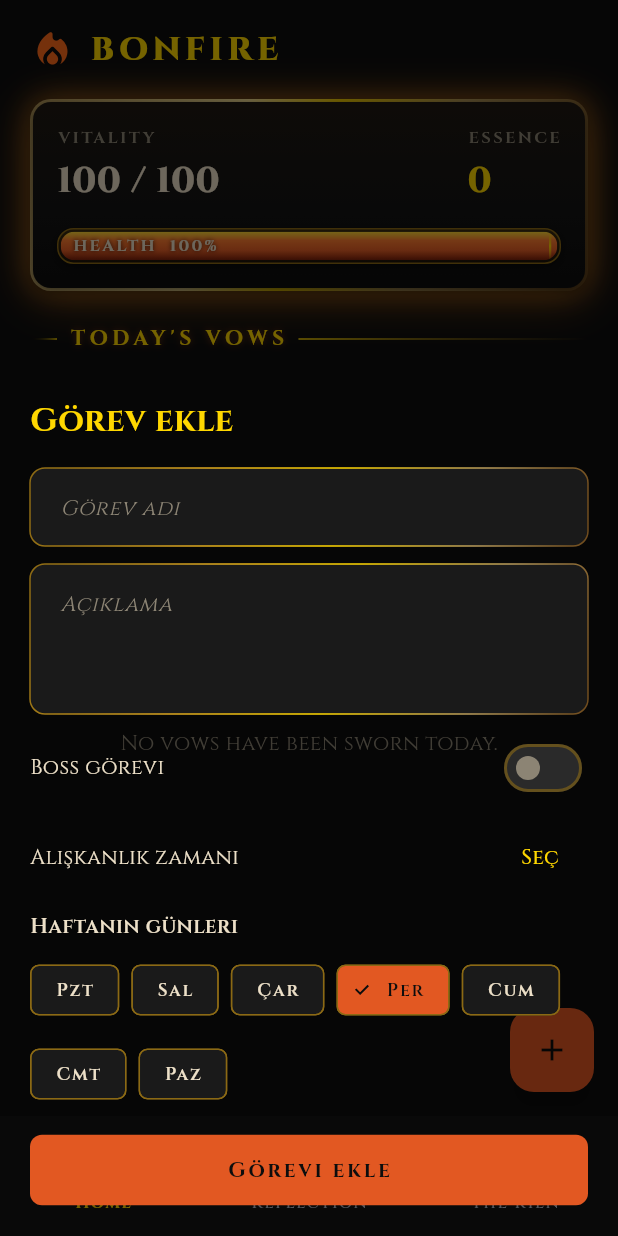
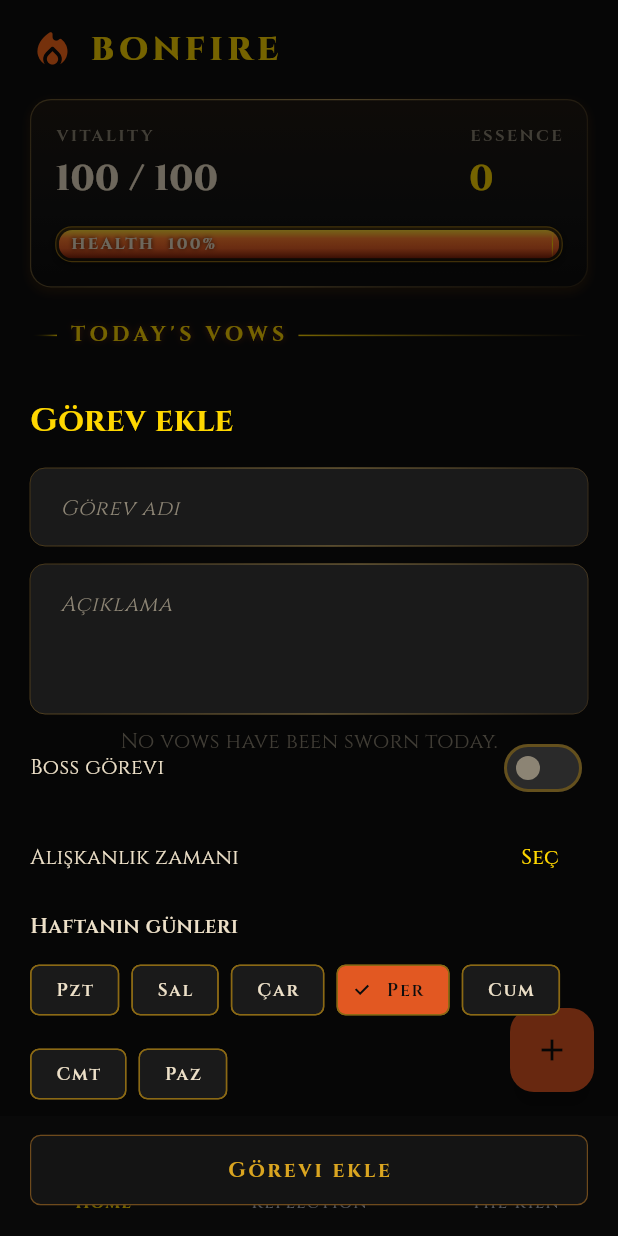
Before and after one commit to abdulkadirguntav/Bonfire, a Flutter app: the screen it shows after launch, after a tap on "Yolculuğa Başla", after a tap on the "add" icon, on a phone screen of 412 x 824 dp. Run offline on Flutter 3.47's test engine with Material 3 defaults, Android fonts, the phone set to English and light mode, and no system bars; our stand-ins replace flutter_riverpod, google_fonts, shared_preferences.

Commit message:
style: refine gothic UI hierarchy

```diff
--- a/lib/core/theme/gothic_theme.dart
+++ b/lib/core/theme/gothic_theme.dart
@@ -32,11 +32,11 @@ class GothicPalette {
     begin: Alignment.topLeft,
     end: Alignment.bottomRight,
     colors: [
+      Color(0xFF6E5A32),
+      Color(0xFF9D8650),
       Color(0xFFB89B5B),
-      Color(0xFFFFE89A),
-      Color(0xFFFFD700),
-      Color(0xFFB89B5B),
-      Color(0xFF6E4A1C),
+      Color(0xFF74603A),
+      Color(0xFF3F321D),
     ],
     stops: [0.0, 0.35, 0.5, 0.7, 1.0],
   );
@@ -45,11 +45,11 @@ class GothicPalette {
     begin: Alignment.topLeft,
     end: Alignment.bottomRight,
     colors: [
-      Color(0xFF8B6914),
-      Color(0xFFDAA520),
-      Color(0xFFFFD700),
-      Color(0xFFB89B5B),
-      Color(0xFF6E4A1C),
+      Color(0xFF493819),
+      Color(0xFF756035),
+      Color(0xFFA3884B),
+      Color(0xFF695631),
+      Color(0xFF3B2E1B),
     ],
     stops: [0.0, 0.3, 0.55, 0.8, 1.0],
   );
@@ -88,35 +88,26 @@ class GothicPalette {
 
   static const List<BoxShadow> emberGlow = [
     BoxShadow(
-      color: Color(0x55E25822),
-      blurRadius: 18,
-      offset: Offset(0, 0),
-      spreadRadius: 1,
-    ),
-    BoxShadow(
-      color: Color(0x33FF6A1A),
-      blurRadius: 28,
-      offset: Offset(0, 6),
+      color: Color(0x1AE25822),
+      blurRadius: 6,
+      offset: Offset(0, 3),
+      spreadRadius: 0,
     ),
   ];
 
   static const List<BoxShadow> goldGlow = [
     BoxShadow(
-      color: Color(0x44DAA520),
-      blurRadius: 14,
-      offset: Offset(0, 0),
-    ),
-    BoxShadow(
-      color: Color(0x22FFD700),
-      blurRadius: 26,
-      offset: Offset(0, 4),
+      color: Color(0x1ADAA520),
+      blurRadius: 4,
+      offset: Offset(0, 2),
+      spreadRadius: 0,
     ),
   ];
 
   static const List<BoxShadow> ironInset = [
     BoxShadow(
       color: Color(0x55000000),
-      blurRadius: 8,
+      blurRadius: 4,
       offset: Offset(2, 2),
     ),
     BoxShadow(
@@ -195,14 +186,15 @@ class GothicTheme {
           );
         }),
       ),
-      filledButtonTheme: FilledButtonThemeData(
-        style: FilledButton.styleFrom(
-          backgroundColor: GothicPalette.ember,
-          foregroundColor: GothicPalette.obsidian,
+      outlinedButtonTheme: OutlinedButtonThemeData(
+        style: OutlinedButton.styleFrom(
+          foregroundColor: GothicPalette.gold,
+          backgroundColor: GothicPalette.onyx,
           padding: const EdgeInsets.symmetric(horizontal: 20, vertical: 14),
           shape: RoundedRectangleBorder(
-            borderRadius: BorderRadius.circular(8),
+            borderRadius: BorderRadius.circular(7),
           ),
+          side: const BorderSide(color: GothicPalette.bronze, width: 0.8),
           textStyle: GoogleFonts.cinzel(
             fontSize: 14,
             fontWeight: FontWeight.w700,
@@ -232,7 +224,7 @@ class GothicTheme {
         focusedErrorBorder: const GothicInputBorder(error: true, active: true),
       ),
       checkboxTheme: CheckboxThemeData(
-        side: const BorderSide(color: GothicPalette.gold, width: 1.5),
+        side: const BorderSide(color: GothicPalette.goldDeep, width: 0.8),
         shape: RoundedRectangleBorder(
           borderRadius: BorderRadius.circular(3),
         ),
@@ -281,7 +273,7 @@ class GothicTheme {
         actionTextColor: GothicPalette.goldBright,
         shape: RoundedRectangleBorder(
           borderRadius: BorderRadius.circular(6),
-          side: const BorderSide(color: GothicPalette.goldDeep, width: 1),
+          side: const BorderSide(color: GothicPalette.goldDeep, width: 0.8),
         ),
         behavior: SnackBarBehavior.floating,
       ),
@@ -294,7 +286,7 @@ class GothicTheme {
         backgroundColor: GothicPalette.onyx,
         shape: RoundedRectangleBorder(
           borderRadius: BorderRadius.circular(12),
-          side: const BorderSide(color: GothicPalette.gold, width: 1.2),
+          side: const BorderSide(color: GothicPalette.goldDeep, width: 0.8),
         ),
         titleTextStyle: GoogleFonts.cinzel(
           color: GothicPalette.goldBright,
@@ -365,15 +357,15 @@ class GothicInputBorder extends InputBorder {
               begin: Alignment.topLeft,
               end: Alignment.bottomRight,
               colors: [
-                Color(0xFFFFD700),
-                Color(0xFFFF6A1A),
-                Color(0xFFDAA520),
+                Color(0xFFB89B5B),
+                Color(0xFFD09A42),
                 Color(0xFF8B6914),
+                Color(0xFF4A3818),
               ],
             ).createShader(rect)
           : GothicPalette.goldFrameGradientSoft.createShader(rect)
       ..style = PaintingStyle.stroke
-      ..strokeWidth = active ? 1.6 : 1.0;
+      ..strokeWidth = active ? 0.9 : 0.6;
 
     canvas.drawRRect(
       RRect.fromRectAndRadius(rect, borderRadius.topLeft),
--- a/lib/core/widgets/ornate_widgets.dart
+++ b/lib/core/widgets/ornate_widgets.dart
@@ -6,17 +6,17 @@ class OrnateFrame extends StatelessWidget {
   const OrnateFrame({
     super.key,
     required this.child,
-    this.padding = const EdgeInsets.all(2),
+    this.padding,
     this.radius = 14,
     this.innerRadius,
     this.outerGradient,
     this.panelGradient,
     this.glow = false,
-    this.borderWidth = 2,
+    this.borderWidth = 0.8,
   });
 
   final Widget child;
-  final EdgeInsetsGeometry padding;
+  final EdgeInsetsGeometry? padding;
   final double radius;
   final double? innerRadius;
   final LinearGradient? outerGradient;
@@ -34,7 +34,7 @@ class OrnateFrame extends StatelessWidget {
             ...GothicPalette.emberGlow,
             ...GothicPalette.goldGlow,
           ]
-        : GothicPalette.emberGlow;
+        : const <BoxShadow>[];
 
     return Container(
       decoration: BoxDecoration(
@@ -43,15 +43,15 @@ class OrnateFrame extends StatelessWidget {
         boxShadow: shadows,
       ),
       child: Padding(
-        padding: padding,
+        padding: padding ?? EdgeInsets.all(borderWidth),
         child: Container(
           decoration: BoxDecoration(
             gradient: panel,
             borderRadius: BorderRadius.circular(innerR),
             boxShadow: const [
               BoxShadow(
-                color: Color(0x88000000),
-                blurRadius: 6,
+                color: Color(0x55000000),
+                blurRadius: 4,
                 offset: Offset(0, 2),
               ),
             ],
@@ -69,7 +69,7 @@ class IronInsetFrame extends StatelessWidget {
     required this.child,
     this.padding = const EdgeInsets.all(14),
     this.radius = 12,
-    this.borderWidth = 1.2,
+    this.borderWidth = 0.8,
     this.activeEmber = false,
   });
 
@@ -96,19 +96,19 @@ class IronInsetFrame extends StatelessWidget {
         borderRadius: BorderRadius.circular(radius),
         border: Border.all(
           color: activeEmber
-              ? GothicPalette.ember.withValues(alpha: 0.8)
-              : GothicPalette.goldDeep.withValues(alpha: 0.7),
+              ? GothicPalette.ember.withValues(alpha: 0.5)
+              : GothicPalette.goldDeep.withValues(alpha: 0.45),
           width: borderWidth,
         ),
         boxShadow: const [
           BoxShadow(
-            color: Color(0x66000000),
-            blurRadius: 8,
+            color: Color(0x44000000),
+            blurRadius: 4,
             offset: Offset(2, 3),
           ),
           BoxShadow(
-            color: Color(0x22FFD700),
-            blurRadius: 10,
+            color: Color(0x12FFD700),
+            blurRadius: 4,
             offset: Offset(0, 0),
           ),
         ],
@@ -149,7 +149,7 @@ class DetailedHpBar extends StatelessWidget {
                   ],
                 ),
                 borderRadius: BorderRadius.circular(height / 2 + 2),
-                border: Border.all(color: GothicPalette.goldDeep, width: 1),
+                border: Border.all(color: GothicPalette.goldDeep, width: 0.8),
                 boxShadow: const [
                   BoxShadow(
                     color: Color(0x88000000),
@@ -208,7 +208,7 @@ class DetailedHpBar extends StatelessWidget {
                         top: 0,
                         bottom: 0,
                         child: Container(
-                          width: 1.5,
+                          width: 0.8,
                           decoration: const BoxDecoration(
                             gradient: LinearGradient(
                               begin: Alignment.topCenter,
--- a/lib/presentation/screens/death_screen.dart
+++ b/lib/presentation/screens/death_screen.dart
@@ -35,7 +35,8 @@ class DeathScreen extends StatelessWidget {
                 decoration: BoxDecoration(
                   // ignore: deprecated_member_use
                   color: Colors.black.withOpacity(0.25),
-                  border: Border.all(color: const Color(0xFF8E2A2A)),
+                  border:
+                      Border.all(color: const Color(0xFF8E2A2A), width: 0.8),
                 ),
                 child: Column(
                   children: [
--- a/lib/presentation/screens/home_screen.dart
+++ b/lib/presentation/screens/home_screen.dart
@@ -135,7 +135,7 @@ class _TaskCard extends ConsumerWidget {
     final user = ref.watch(userControllerProvider);
     return OrnateFrame(
       radius: 12,
-      borderWidth: task.isBoss ? 2.4 : 1.5,
+      borderWidth: task.isBoss ? 1.0 : 0.7,
       outerGradient: task.isBoss
           ? GothicPalette.goldFrameGradient
           : GothicPalette.goldFrameGradientSoft,
--- a/lib/presentation/screens/onboarding_screen.dart
+++ b/lib/presentation/screens/onboarding_screen.dart
@@ -45,7 +45,8 @@ class _OnboardingScreenState extends ConsumerState<OnboardingScreen> {
               Expanded(
                 child: ListView.separated(
                   itemCount: CharacterClass.values.length,
-                  separatorBuilder: (context, index) => const SizedBox(height: 12),
+                  separatorBuilder: (context, index) =>
+                      const SizedBox(height: 12),
                   itemBuilder: (context, index) {
                     final characterClass = CharacterClass.values[index];
                     final isSelected = _selectedClass == characterClass;
@@ -61,12 +62,13 @@ class _OnboardingScreenState extends ConsumerState<OnboardingScreen> {
                           color: isSelected
                               ? const Color(0xFFB89B5B)
                               : Colors.transparent,
-                          width: 1.5,
+                          width: 0.8,
                         ),
                       ),
                       child: InkWell(
                         borderRadius: BorderRadius.circular(20),
-                        onTap: () => setState(() => _selectedClass = characterClass),
+                        onTap: () =>
+                            setState(() => _selectedClass = characterClass),
                         child: Padding(
                           padding: const EdgeInsets.all(18),
                           child: Column(
@@ -83,7 +85,8 @@ class _OnboardingScreenState extends ConsumerState<OnboardingScreen> {
                                     ),
                                     child: Center(
                                       child: Text(
-                                        characterClass.className.substring(0, 1),
+                                        characterClass.className
+                                            .substring(0, 1),
                                         style: const TextStyle(
                                           color: Colors.black,
                                           fontWeight: FontWeight.bold,
@@ -94,11 +97,13 @@ class _OnboardingScreenState extends ConsumerState<OnboardingScreen> {
                                   const SizedBox(width: 12),
                                   Expanded(
                                     child: Column(
-                                      crossAxisAlignment: CrossAxisAlignment.start,
+                                      crossAxisAlignment:
+                                          CrossAxisAlignment.start,
                                       children: [
                                         Text(
                                           characterClass.className,
-                                          style: theme.textTheme.titleLarge?.copyWith(
+                                          style: theme.textTheme.titleLarge
+                                              ?.copyWith(
                                             color: Colors.white,
                                             fontWeight: FontWeight.w700,
                                           ),
@@ -106,7 +111,8 @@ class _OnboardingScreenState extends ConsumerState<OnboardingScreen> {
                                         const SizedBox(height: 4),
                                         Text(
                                           'HP ${characterClass.baseHp} • Essence ${characterClass.essenceMultiplier}x • Damage ${characterClass.damageMultiplier}x',
-                                          style: theme.textTheme.bodyMedium?.copyWith(
+                                          style: theme.textTheme.bodyMedium
+                                              ?.copyWith(
                                             color: const Color(0xFFB2BAC7),
                                           ),
                                         ),
@@ -139,19 +145,20 @@ class _OnboardingScreenState extends ConsumerState<OnboardingScreen> {
               const SizedBox(height: 16),
               SizedBox(
                 width: double.infinity,
-                child: FilledButton(
+                child: OutlinedButton(
                   onPressed: () async {
                     await ref
                         .read(userControllerProvider.notifier)
                         .selectClass(_selectedClass);
                   },
-                  style: FilledButton.styleFrom(
-                    backgroundColor: const Color(0xFFB89B5B),
-                    foregroundColor: Colors.black,
+                  style: OutlinedButton.styleFrom(
+                    foregroundColor: const Color(0xFFDAA520),
                     padding: const EdgeInsets.symmetric(vertical: 16),
                     shape: RoundedRectangleBorder(
                       borderRadius: BorderRadius.circular(16),
                     ),
+                    side:
+                        const BorderSide(color: Color(0xFF6E4A1C), width: 0.8),
                   ),
                   child: const Text(
                     'Yolculuğa Başla',
--- a/lib/presentation/screens/reflection_screen.dart
+++ b/lib/presentation/screens/reflection_screen.dart
@@ -125,7 +125,7 @@ class _ReflectionScreenState extends ConsumerState<ReflectionScreen> {
                 if (user != null)
                   SizedBox(
                     width: double.infinity,
-                    child: FilledButton(
+                    child: OutlinedButton(
                       onPressed: () async {
                         final answers = <String, String>{};
                         for (final question in questions) {
--- a/lib/presentation/screens/shop_screen.dart
+++ b/lib/presentation/screens/shop_screen.dart
@@ -21,7 +21,7 @@ class ShopScreen extends ConsumerWidget {
         child: Column(crossAxisAlignment: CrossAxisAlignment.start, children: [
           OrnateFrame(
             radius: 10,
-            padding: const EdgeInsets.all(1.5),
+            padding: const EdgeInsets.all(0.8),
             child: Padding(
               padding: const EdgeInsets.symmetric(horizontal: 14, vertical: 11),
               child: Row(children: [
@@ -110,7 +110,7 @@ class _KilnItem extends ConsumerWidget {
             const SizedBox(height: 8),
             SizedBox(
               width: double.infinity,
-              child: FilledButton(
+              child: OutlinedButton(
                 onPressed: user == null
                     ? null
                     : () async {
--- a/lib/presentation/screens/soapstone_screen.dart
+++ b/lib/presentation/screens/soapstone_screen.dart
@@ -83,15 +83,12 @@ class _SoapstoneScreenState extends ConsumerState<SoapstoneScreen> {
                         hintStyle: TextStyle(
                           color: Color(0xFF8E8E90),
                         ),
-                        border: OutlineInputBorder(
-                          borderSide: BorderSide(color: Color(0xFFB89B5B)),
-                        ),
                       ),
                     ),
                     const SizedBox(height: 18),
                     SizedBox(
                       width: double.infinity,
-                      child: FilledButton(
+                      child: OutlinedButton(
                         onPressed: () async {
                           final message = _controller.text.trim();
                           if (message.isEmpty) return;
@@ -106,10 +103,6 @@ class _SoapstoneScreenState extends ConsumerState<SoapstoneScreen> {
                               .addSoapstone(soap);
                           _controller.clear();
                         },
-                        style: FilledButton.styleFrom(
-                          backgroundColor: const Color(0xFFB89B5B),
-                          foregroundColor: Colors.black,
-                        ),
                         child: const Text('Leave the stone'),
                       ),
                     ),
@@ -120,7 +113,8 @@ class _SoapstoneScreenState extends ConsumerState<SoapstoneScreen> {
                   width: double.infinity,
                   padding: const EdgeInsets.all(20),
                   decoration: BoxDecoration(
-                    border: Border.all(color: const Color(0xFFB89B5B)),
+                    border:
+                        Border.all(color: const Color(0xFF6E4A1C), width: 0.8),
                     color: const Color(0xFF17130F),
                   ),
                   child: Column(
--- a/lib/presentation/widgets/task_bottom_sheet.dart
+++ b/lib/presentation/widgets/task_bottom_sheet.dart
@@ -212,7 +212,7 @@ class _TaskBottomSheetState extends ConsumerState<TaskBottomSheet> {
           const SizedBox(height: 16),
           SizedBox(
             width: double.infinity,
-            child: FilledButton(
+            child: OutlinedButton(
               onPressed: _submit,
               child: const Text('Görevi ekle'),
             ),
```
